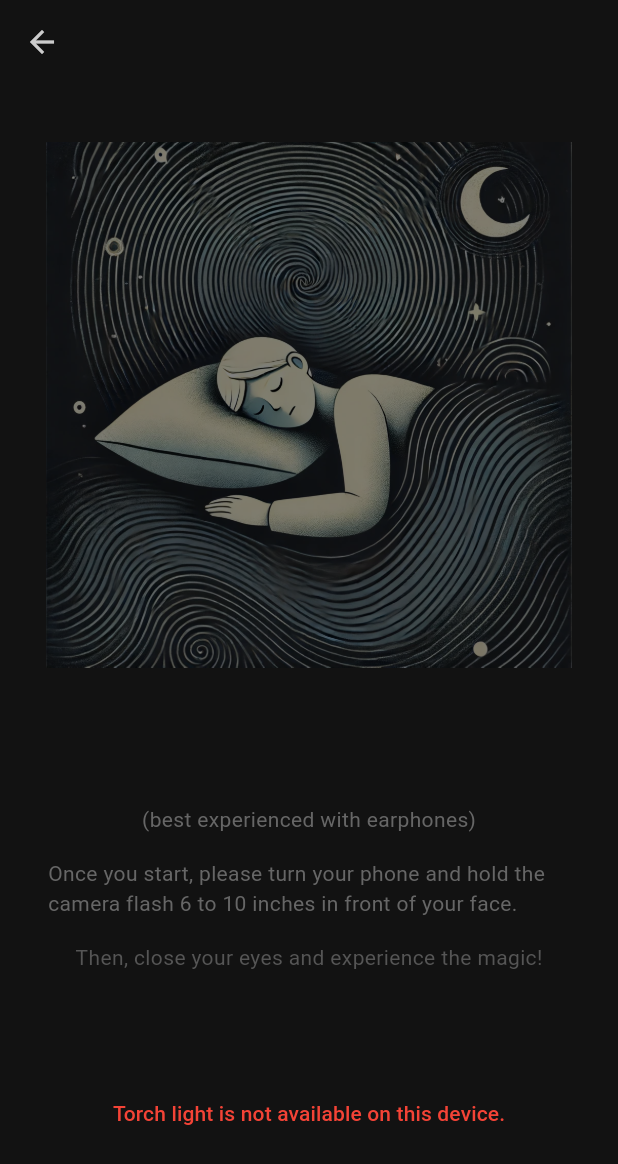
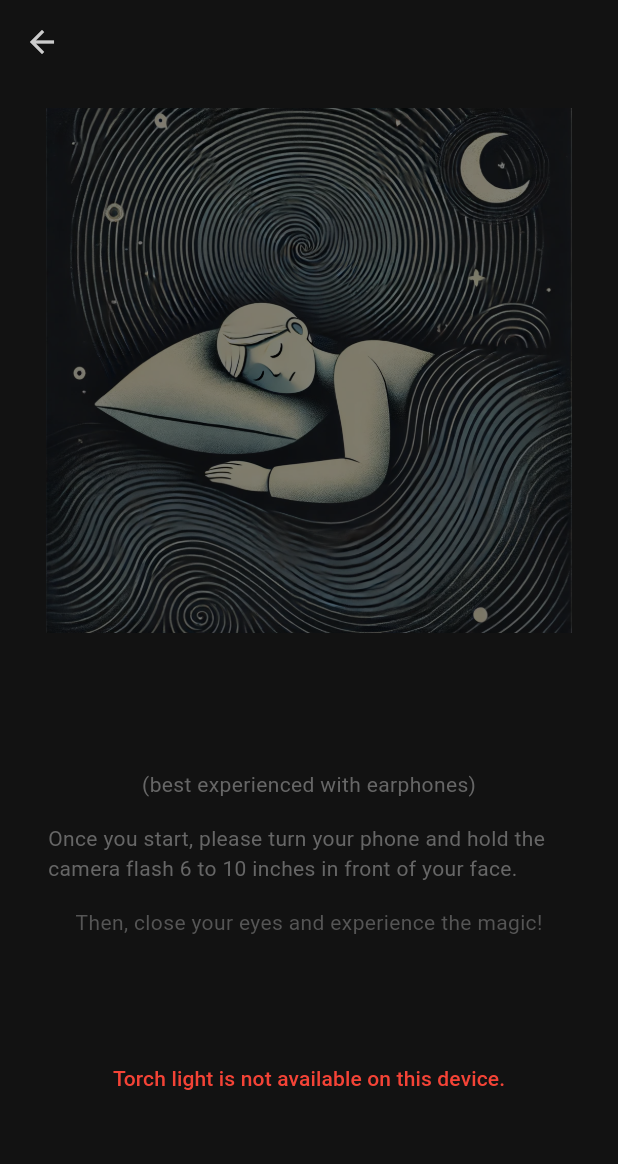
Before and after one commit to prsidhu/maya, a Flutter app: the ChoreoDetailsScreen screen opened directly with empty values, on a phone screen of 412 x 824 dp. Shown: the top 1164 px of the screen. Run offline on Flutter 3.47's test engine with Material 3 defaults, Android fonts, the light colour scheme and no system bars; our stand-ins replace audioplayers, cloud_firestore, dio, firebase_auth, firebase_core, flutter_dotenv and 5 more; missing offline and left inert: amplitude_flutter, torch_light; accounts and stored records are empty; generated files the repository leaves out were written again.

```diff
--- a/lib/src/widgets/choreo_detail.dart
+++ b/lib/src/widgets/choreo_detail.dart
@@ -23,10 +23,13 @@ class _ChoreoDetailsScreenState extends ConsumerState<ChoreoDetailsScreen> {
   @override
   Widget build(BuildContext context) {
     final double imageWidth = MediaQuery.of(context).size.width * 0.85;
+    final screenHeight = MediaQuery.of(context).size.height;
+    final halfScreenHeight = screenHeight * 0.5;
+
     return AnnotatedRegion<SystemUiOverlayStyle>(
         value: SystemUiOverlayStyle.dark,
         child: Scaffold(
-          extendBodyBehindAppBar: true,
+          extendBodyBehindAppBar: false,
           appBar: AppBar(
             title: Text(widget.choreo.title,
                 style: Theme.of(context).textTheme.headlineSmall?.copyWith(
@@ -42,9 +45,7 @@ class _ChoreoDetailsScreenState extends ConsumerState<ChoreoDetailsScreen> {
                   .primary, // Change this color as needed
             ),
           ),
-          body: Align(
-            alignment: Alignment.bottomCenter,
-            child: Padding(
+          body: Padding(
             padding: const EdgeInsets.all(16.0),
             child: Column(
               mainAxisSize: MainAxisSize.min, // Aligns towards the bottom
@@ -74,7 +75,6 @@ class _ChoreoDetailsScreenState extends ConsumerState<ChoreoDetailsScreen> {
               ],
             ),
           ),
-          ),
         ));
   }
 }
--- a/lib/src/widgets/strobo_therapy.dart
+++ b/lib/src/widgets/strobo_therapy.dart
@@ -229,11 +229,16 @@ class _StroboTherapyWidgetState extends ConsumerState<StroboTherapyWidget> {
 
     return audioFileAsyncValue.when(
         loading: () {
-          return const Column(
-            mainAxisAlignment: MainAxisAlignment.center,
-            children: [
-              CircularProgressIndicator(),
-            ],
+          return const Expanded(
+            child: Column(
+              crossAxisAlignment: CrossAxisAlignment.center,
+              mainAxisAlignment: MainAxisAlignment.center,
+              children: [
+                Center(
+                  child: CircularProgressIndicator(),
+                ),
+              ],
+            ),
           );
         },
         error: (err, stack) => const Text('Failed to load the audio file.'),
@@ -282,10 +287,6 @@ class _StroboTherapyWidgetState extends ConsumerState<StroboTherapyWidget> {
                         ],
                       )),
                 ),
-                // if (widget.choreography.author != null &&
-                //     widget.choreography.author!.isNotEmpty) ...[
-                //   AuthorText(author: widget.choreography.author ?? '')
-                // ],
                 if (!torchLightState.isAvailable) ...[
                   Center(
                     child: Padding(
--- a/pubspec.yaml
+++ b/pubspec.yaml
@@ -4,7 +4,7 @@ description: "Light therapy for better sleep and mindfulness"
 # Prevent accidental publishing to pub.dev.
 publish_to: 'none'
 
-version: 1.0.5+6
+version: 1.0.6+7
 
 environment:
   sdk: '>=3.3.4 <4.0.0'
```
Also changed, not shown: 5 other files. Lines whose indentation alone changed are shown as unchanged.
